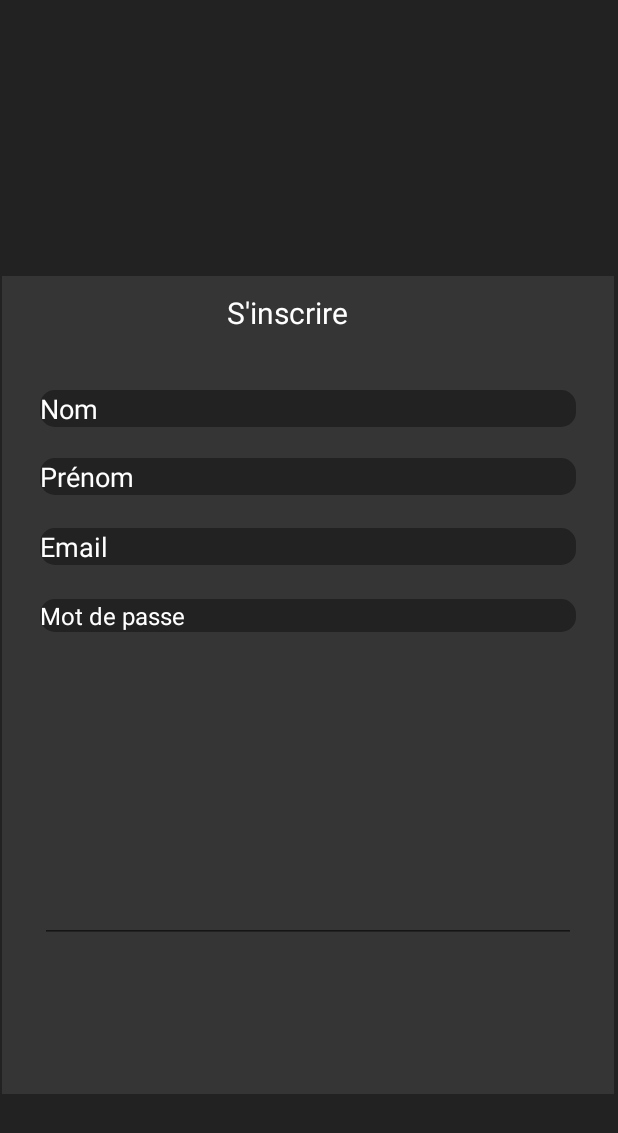
After one commit to LemonxGod/projetAndroid, an Android app: the Inscription screen opened directly, with no data from a screen before it, on a phone screen of 412 x 824 dp. The commit adds this screen. Shown: the top 1133 px of the screen. Run offline under Robolectric (Android 15) with nearby library versions, the phone set to English and light mode, and no system bars.

Commit message:
Adding inscription, Adding redirecting to inscription

```diff
--- a/app/src/main/AndroidManifest.xml
+++ b/app/src/main/AndroidManifest.xml
@@ -13,6 +13,9 @@
             android:name=".Profile"
             android:exported="false" />
         <activity
+            android:name=".Inscription"
+            android:exported="false" />
+        <activity
             android:name=".MainActivity"
             android:exported="true" >
             <intent-filter>
--- /dev/null
+++ b/app/src/main/java/com/example/kamevent/Inscription.kt
@@ -0,0 +1,11 @@
+package com.example.kamevent
+
+import androidx.appcompat.app.AppCompatActivity
+import android.os.Bundle
+
+class Inscription : AppCompatActivity() {
+    override fun onCreate(savedInstanceState: Bundle?) {
+        super.onCreate(savedInstanceState)
+        setContentView(R.layout.inscription)
+    }
+}
--- a/app/src/main/java/com/example/kamevent/MainActivity.kt
+++ b/app/src/main/java/com/example/kamevent/MainActivity.kt
@@ -1,11 +1,37 @@
 package com.example.kamevent
 
+import android.content.Intent
+import android.os.Bundle
+import android.view.View
+import android.widget.Button
 import androidx.appcompat.app.AppCompatActivity
-import android.os.Bundle
 
-class MainActivity : AppCompatActivity() {
+class MainActivity : AppCompatActivity(), View.OnClickListener{
+
+    lateinit var buttonInscription : Button
+    lateinit var buttonConnexion  : Button
+
     override fun onCreate(savedInstanceState: Bundle?) {
         super.onCreate(savedInstanceState)
         setContentView(R.layout.activity_main)
+        this.buttonInscription = findViewById(R.id.button2) as Button
+        this.buttonInscription.setOnClickListener(this)
+        this.buttonConnexion = findViewById(R.id.button) as Button
+        this.buttonConnexion.setOnClickListener(this)
+    }
+
+    override fun onClick(v: View) {
+        when (v.id) {
+            /* R.id.buttonConnexion -> {
+                 val i = Intent(this@MainActivity, FilActualite::class.java)
+                 startActivity(i)
+             }*/
+            R.id.button2 -> {
+                val i = Intent(this, Inscription::class.java)
+                startActivity(i);
+            }
+        }
     }
 }
+
+annotation class override
--- a/app/src/main/res/drawable/round_corner.xml
+++ b/app/src/main/res/drawable/my_button.xml
@@ -1,4 +1,5 @@
 <?xml version="1.0" encoding="utf-8"?>
 <shape xmlns:android="http://schemas.android.com/apk/res/android" android:shape="rectangle">
-    <corners android:radius="14dp" />
+        <corners android:radius="24dp" />
+        <solid android:color="@color/jaune_iris"/>
 </shape>
--- /dev/null
+++ b/app/src/main/res/drawable/my_edittext.xml
@@ -0,0 +1,5 @@
+<?xml version="1.0" encoding="utf-8"?>
+<shape xmlns:android="http://schemas.android.com/apk/res/android" android:shape="rectangle">
+    <corners android:radius="10dp" />
+    <solid android:color="@color/noir_background"/>
+</shape>
--- a/app/src/main/res/layout/activity_main.xml
+++ b/app/src/main/res/layout/activity_main.xml
@@ -27,7 +27,7 @@
             android:layout_alignParentTop="true"
             android:layout_alignParentEnd="true"
             android:layout_marginStart="25dp"
-            android:layout_marginTop="24dp"
+            android:layout_marginTop="26dp"
             android:layout_marginEnd="128dp"
             android:text="Vous n'avez pas de compte ?"
             android:textColor="#FFFFFF"
@@ -55,8 +55,10 @@
             android:layout_alignParentTop="true"
             android:layout_alignParentEnd="true"
             android:layout_marginStart="25dp"
-            android:layout_marginTop="67dp"
+            android:layout_marginTop="69dp"
             android:layout_marginEnd="25dp"
+            android:background="@drawable/my_button"
+            android:backgroundTint="#F9B104"
             android:text="Créer un compte" />
 
     </RelativeLayout>
@@ -80,9 +82,9 @@
             android:layout_alignParentStart="true"
             android:layout_alignParentTop="true"
             android:layout_alignParentEnd="true"
-            android:layout_marginStart="24dp"
-            android:layout_marginTop="187dp"
-            android:layout_marginEnd="185dp"
+            android:layout_marginStart="25dp"
+            android:layout_marginTop="199dp"
+            android:layout_marginEnd="184dp"
             android:text="Mot de passe oublié ? :"
             android:textColor="#FFFFFF"
             android:textSize="18sp" />
@@ -97,21 +99,21 @@
             android:layout_marginStart="25dp"
             android:layout_marginTop="26dp"
             android:layout_marginEnd="223dp"
-            android:text="Se Connecter :"
+            android:text="Se connecter :"
             android:textColor="#FFFFFF"
             android:textSize="18sp" />
 
         <EditText
             android:id="@+id/editTextTextPersonName"
             android:layout_width="wrap_content"
-            android:layout_height="26dp"
+            android:layout_height="35dp"
             android:layout_alignParentStart="true"
             android:layout_alignParentTop="true"
             android:layout_alignParentEnd="true"
             android:layout_marginStart="25dp"
             android:layout_marginTop="72dp"
             android:layout_marginEnd="28dp"
-            android:background="#222222"
+            android:background="@drawable/my_edittext"
             android:ems="10"
             android:hint="Email / Identifiant"
             android:inputType="textPersonName"
@@ -122,14 +124,14 @@
         <EditText
             android:id="@+id/editTextTextPassword2"
             android:layout_width="wrap_content"
-            android:layout_height="25dp"
+            android:layout_height="35dp"
             android:layout_alignParentStart="true"
             android:layout_alignParentTop="true"
             android:layout_alignParentEnd="true"
             android:layout_marginStart="25dp"
             android:layout_marginTop="126dp"
             android:layout_marginEnd="25dp"
-            android:background="#222222"
+            android:background="@drawable/my_edittext"
             android:ems="10"
             android:hint="Mot de passe"
             android:inputType="textPassword"
@@ -146,8 +148,9 @@
             android:layout_alignParentTop="true"
             android:layout_alignParentEnd="true"
             android:layout_marginStart="25dp"
-            android:layout_marginTop="234dp"
+            android:layout_marginTop="248dp"
             android:layout_marginEnd="25dp"
+            android:background="@drawable/my_button"
             android:text="Connexion" />
 
     </RelativeLayout>
--- /dev/null
+++ b/app/src/main/res/layout/inscription.xml
@@ -0,0 +1,152 @@
+<?xml version="1.0" encoding="utf-8"?>
+<androidx.constraintlayout.widget.ConstraintLayout xmlns:android="http://schemas.android.com/apk/res/android"
+    xmlns:app="http://schemas.android.com/apk/res-auto"
+    android:layout_width="match_parent"
+    android:layout_height="match_parent"
+    xmlns:tools="http://schemas.android.com/tools"
+    android:background="#222222"
+    tools:context=".Inscription">
+
+    <RelativeLayout
+        android:layout_width="408dp"
+        android:layout_height="545dp"
+        android:layout_marginTop="184dp"
+        android:background="#353535"
+        app:layout_constraintEnd_toEndOf="parent"
+        app:layout_constraintHorizontal_bias="0.333"
+        app:layout_constraintStart_toStartOf="parent"
+        app:layout_constraintTop_toTopOf="parent">
+
+        <EditText
+            android:id="@+id/editTextTextPersonName5"
+            android:layout_width="wrap_content"
+            android:layout_height="wrap_content"
+            android:layout_alignParentStart="true"
+            android:layout_alignParentTop="true"
+            android:layout_alignParentEnd="true"
+            android:layout_marginStart="25dp"
+            android:layout_marginTop="215dp"
+            android:layout_marginEnd="25dp"
+            android:background="@drawable/my_edittext"
+            android:ems="10"
+            android:inputType="textPersonName"
+            android:text="Mot de passe"
+            android:textColor="#FFFFFF"
+            android:textSize="16sp" />
+
+        <EditText
+            android:id="@+id/editTextTextPersonName4"
+            android:layout_width="wrap_content"
+            android:layout_height="wrap_content"
+            android:layout_alignParentStart="true"
+            android:layout_alignParentTop="true"
+            android:layout_alignParentEnd="true"
+            android:layout_marginStart="25dp"
+            android:layout_marginTop="168dp"
+            android:layout_marginEnd="25dp"
+            android:background="@drawable/my_edittext"
+            android:ems="10"
+            android:inputType="textPersonName"
+            android:text="Email"
+            android:textColor="#FFFFFF" />
+
+        <EditText
+            android:id="@+id/editTextTextPersonName3"
+            android:layout_width="wrap_content"
+            android:layout_height="wrap_content"
+            android:layout_alignParentStart="true"
+            android:layout_alignParentTop="true"
+            android:layout_alignParentEnd="true"
+            android:layout_marginStart="25dp"
+            android:layout_marginTop="121dp"
+            android:layout_marginEnd="25dp"
+            android:background="@drawable/my_edittext"
+            android:ems="10"
+            android:inputType="textPersonName"
+            android:text="Prénom"
+            android:textColor="#FFFFFF" />
+
+        <EditText
+            android:id="@+id/editTextTextPersonName2"
+            android:layout_width="wrap_content"
+            android:layout_height="wrap_content"
+            android:layout_alignParentStart="true"
+            android:layout_alignParentTop="true"
+            android:layout_alignParentEnd="true"
+            android:layout_marginStart="25dp"
+            android:layout_marginTop="76dp"
+            android:layout_marginEnd="25dp"
+            android:background="@drawable/my_edittext"
+            android:ems="10"
+            android:inputType="textPersonName"
+            android:text="Nom"
+            android:textColor="#FFFFFF" />
+
+        <RadioGroup
+            android:layout_width="wrap_content"
+            android:layout_height="wrap_content"
+            android:layout_alignParentBottom="true"
+            android:layout_marginBottom="545dp" />
+
+        <RadioGroup
+            android:layout_width="wrap_content"
+            android:layout_height="82dp"
+            android:layout_alignParentStart="true"
+            android:layout_alignParentTop="true"
+            android:layout_alignParentEnd="true"
+            android:layout_marginStart="10dp"
+            android:layout_marginTop="286dp"
+            android:layout_marginEnd="6dp">
+
+            <RadioButton
+                android:id="@+id/radioButton"
+                android:layout_width="wrap_content"
+                android:layout_height="wrap_content"
+                android:layout_marginTop="396dp"
+                android:layout_marginEnd="277dp"
+                android:text="RadioButton" />
+
+            <RadioButton
+                android:id="@+id/radioButton3"
+                android:layout_width="wrap_content"
+                android:layout_height="wrap_content"
+                android:layout_marginTop="395dp"
+                android:layout_marginEnd="131dp"
+                android:text="RadioButton" />
+
+            <RadioButton
+                android:id="@+id/radioButton2"
+                android:layout_width="wrap_content"
+                android:layout_height="wrap_content"
+                android:layout_marginTop="397dp"
+                android:layout_marginEnd="10dp"
+                android:text="RadioButton" />
+
+        </RadioGroup>
+
+        <TextView
+            android:id="@+id/textView2"
+            android:layout_width="wrap_content"
+            android:layout_height="wrap_content"
+            android:layout_alignParentEnd="true"
+            android:layout_alignParentBottom="true"
+            android:layout_marginEnd="177dp"
+            android:layout_marginBottom="507dp"
+            android:text="S'inscrire"
+            android:textColor="#FFFFFF"
+            android:textSize="20sp" />
+
+        <EditText
+            android:id="@+id/editTextDate"
+            android:layout_width="358dp"
+            android:layout_height="wrap_content"
+            android:layout_alignParentStart="true"
+            android:layout_alignParentTop="true"
+            android:layout_alignParentEnd="true"
+            android:layout_marginStart="25dp"
+            android:layout_marginTop="399dp"
+            android:layout_marginEnd="25dp"
+            android:ems="10"
+            android:inputType="date" />
+    </RelativeLayout>
+</androidx.constraintlayout.widget.ConstraintLayout>
--- a/app/src/main/res/values/colors.xml
+++ b/app/src/main/res/values/colors.xml
@@ -7,4 +7,8 @@
     <color name="teal_700">#FF018786</color>
     <color name="black">#FF000000</color>
     <color name="white">#FFFFFFFF</color>
+    <color name="jaune_iris">#F9B104</color>
+    <color name="gris_background">#353535</color>
+    <color name="rouge_iris">#F26052</color>
+    <color name="noir_background">#222222</color>
 </resources>
--- a/app/src/main/res/values/themes.xml
+++ b/app/src/main/res/values/themes.xml
@@ -2,8 +2,8 @@
     <!-- Base application theme. -->
     <style name="Theme.Kamevent" parent="Theme.MaterialComponents.DayNight.DarkActionBar">
         <!-- Primary brand color. -->
-        <item name="colorPrimary">@color/purple_500</item>
-        <item name="colorPrimaryVariant">@color/purple_700</item>
+        <item name="colorPrimary">@color/jaune_iris</item>
+        <item name="colorPrimaryVariant">@color/gris_background</item>
         <item name="colorOnPrimary">@color/white</item>
         <!-- Secondary brand color. -->
         <item name="colorSecondary">@color/teal_200</item>
```
